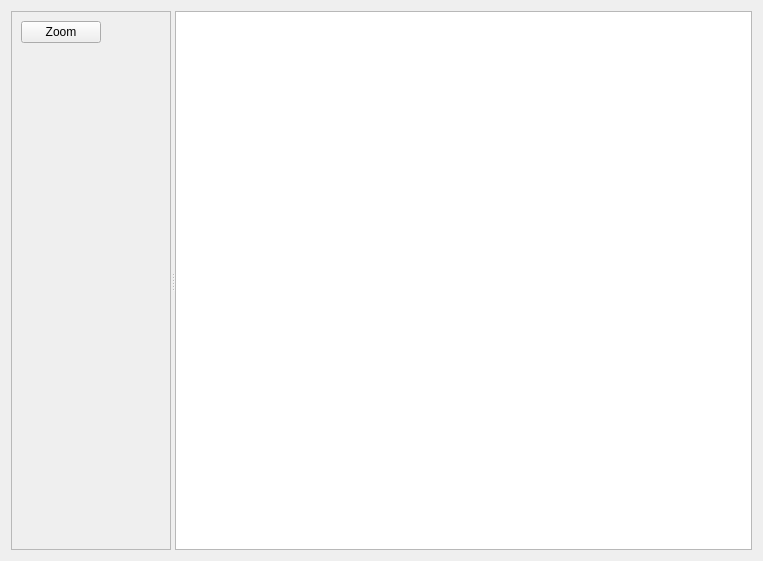
Before: the Qt Designer form src/WhiskerToolbox/Media_Widget/Media_Widget.ui in paulmthompson/WhiskerToolbox, drawn with Qt 5.
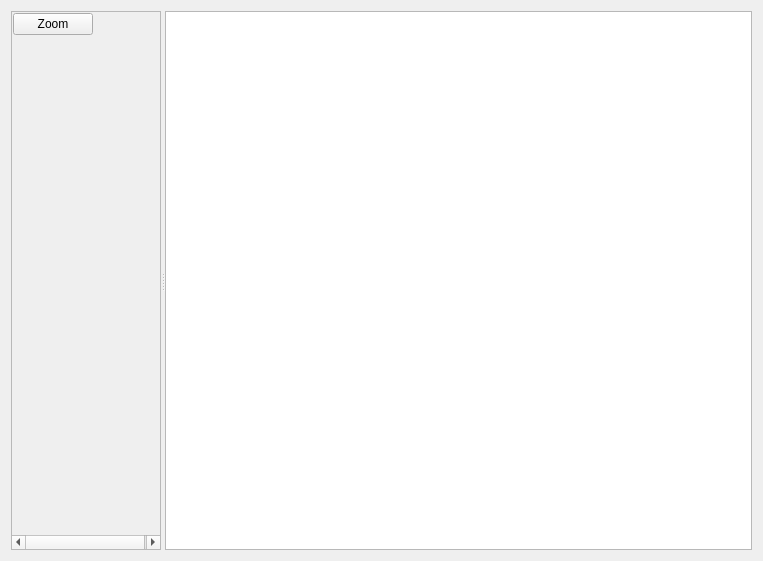
After: the same form once the commit is applied. Custom widgets are drawn as their Qt base class.

Diff of the .ui file:
```diff
--- a/src/WhiskerToolbox/Media_Widget/Media_Widget.ui
+++ b/src/WhiskerToolbox/Media_Widget/Media_Widget.ui
@@ -30,7 +30,7 @@
      </property>
      <widget class="QScrollArea" name="scrollArea">
       <property name="sizePolicy">
-       <sizepolicy hsizetype="Preferred" vsizetype="Expanding">
+       <sizepolicy hsizetype="MinimumExpanding" vsizetype="Expanding">
         <horstretch>0</horstretch>
         <verstretch>0</verstretch>
        </sizepolicy>
@@ -47,9 +47,15 @@
         <height>16777215</height>
        </size>
       </property>
-      <property name="horizontalScrollBarPolicy">
+      <property name="verticalScrollBarPolicy">
        <enum>Qt::ScrollBarPolicy::ScrollBarAlwaysOff</enum>
       </property>
+      <property name="horizontalScrollBarPolicy">
+       <enum>Qt::ScrollBarPolicy::ScrollBarAsNeeded</enum>
+      </property>
+      <property name="sizeAdjustPolicy">
+       <enum>QAbstractScrollArea::SizeAdjustPolicy::AdjustToContents</enum>
+      </property>
       <property name="widgetResizable">
        <bool>true</bool>
       </property>
@@ -58,16 +64,40 @@
         <rect>
          <x>0</x>
          <y>0</y>
-         <width>158</width>
-         <height>541</height>
+         <width>150</width>
+         <height>524</height>
         </rect>
        </property>
+       <property name="sizePolicy">
+        <sizepolicy hsizetype="MinimumExpanding" vsizetype="Preferred">
+         <horstretch>0</horstretch>
+         <verstretch>0</verstretch>
+        </sizepolicy>
+       </property>
+       <property name="minimumSize">
+        <size>
+         <width>150</width>
+         <height>0</height>
+        </size>
+       </property>
        <layout class="QVBoxLayout" name="verticalLayout">
         <property name="spacing">
-         <number>1</number>
+         <number>0</number>
         </property>
         <property name="sizeConstraint">
-         <enum>QLayout::SizeConstraint::SetMinimumSize</enum>
+         <enum>QLayout::SizeConstraint::SetDefaultConstraint</enum>
+        </property>
+        <property name="leftMargin">
+         <number>1</number>
+        </property>
+        <property name="topMargin">
+         <number>1</number>
+        </property>
+        <property name="rightMargin">
+         <number>1</number>
+        </property>
+        <property name="bottomMargin">
+         <number>1</number>
         </property>
         <item>
          <widget class="QPushButton" name="pushButton">
@@ -85,21 +115,15 @@
         <item>
          <widget class="Feature_Table_Widget" name="feature_table_widget" native="true">
           <property name="sizePolicy">
-           <sizepolicy hsizetype="Preferred" vsizetype="Expanding">
-            <horstretch>0</horstretch>
-            <verstretch>0</verstretch>
+           <sizepolicy hsizetype="Expanding" vsizetype="Expanding">
+            <horstretch>1</horstretch>
+            <verstretch>1</verstretch>
            </sizepolicy>
           </property>
           <property name="minimumSize">
            <size>
             <width>140</width>
-            <height>100</height>
-           </size>
-          </property>
-          <property name="maximumSize">
-           <size>
-            <width>16777215</width>
-            <height>16777215</height>
+            <height>0</height>
            </size>
           </property>
          </widget>
@@ -107,7 +131,7 @@
         <item>
          <widget class="QStackedWidget" name="stackedWidget">
           <property name="sizePolicy">
-           <sizepolicy hsizetype="Preferred" vsizetype="Preferred">
+           <sizepolicy hsizetype="Preferred" vsizetype="Fixed">
             <horstretch>0</horstretch>
             <verstretch>0</verstretch>
            </sizepolicy>
```
